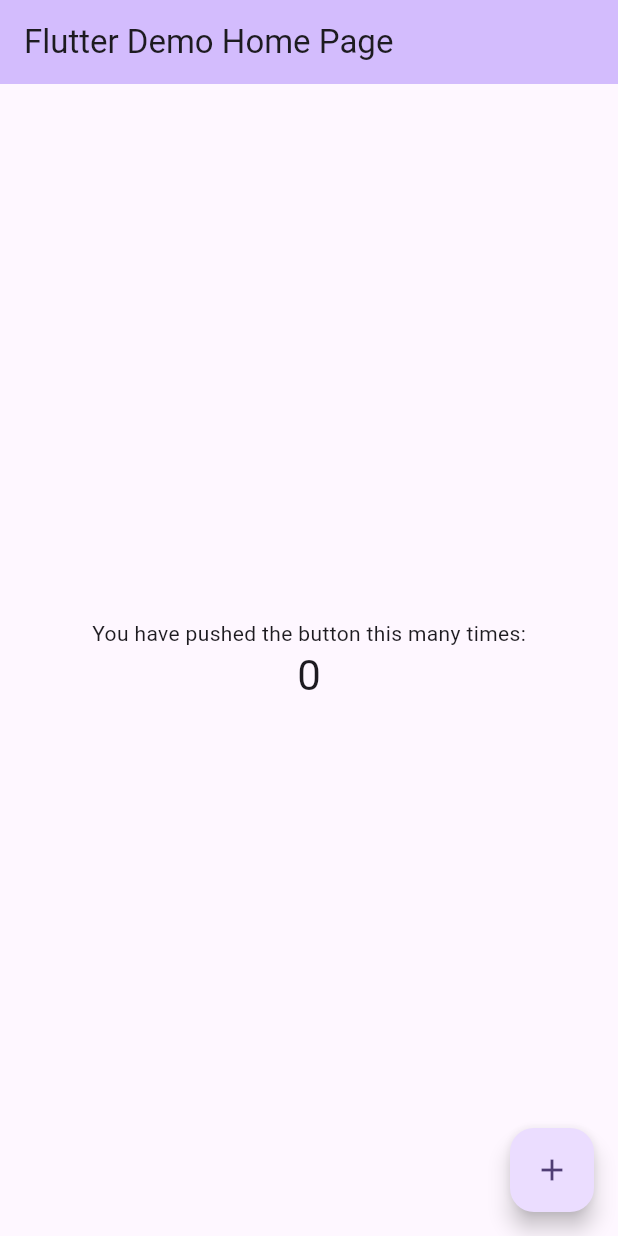
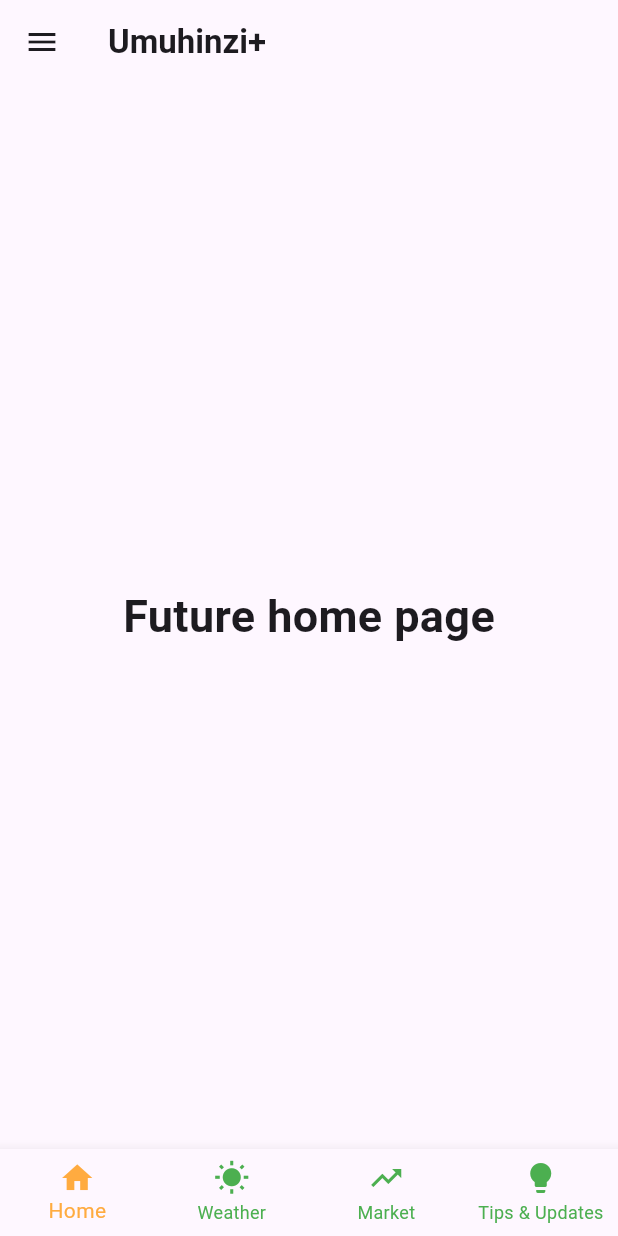
Before and after one commit to PrincipieCyupe/Umuhinzi_plus-App, a Flutter app: the screen it shows after launch, on a phone screen of 412 x 824 dp. Run offline on Flutter 3.47's test engine with Material 3 defaults, Android fonts, the phone set to English and light mode, and no system bars.

Commit message:
Entry point of the main.dart file

```diff
--- a/lib/main.dart
+++ b/lib/main.dart
@@ -1,121 +1,66 @@
 import 'package:flutter/material.dart';
 
 void main() {
-  runApp(const MyApp());
+  runApp(const Home());
 }
 
-class MyApp extends StatelessWidget {
-  const MyApp({super.key});
+class Home extends StatelessWidget {
+  const Home({super.key});
 
-  // This widget is the root of your application.
   @override
   Widget build(BuildContext context) {
-    return MaterialApp(
-      title: 'Flutter Demo',
-      theme: ThemeData(
-        // This is the theme of your application.
-        //
-        // TRY THIS: Try running your application with "flutter run". You'll see
-        // the application has a purple toolbar. Then, without quitting the app,
-        // try changing the seedColor in the colorScheme below to Colors.green
-        // and then invoke "hot reload" (save your changes or press the "hot
-        // reload" button in a Flutter-supported IDE, or press "r" if you used
-        // the command line to start the app).
-        //
-        // Notice that the counter didn't reset back to zero; the application
-        // state is not lost during the reload. To reset the state, use hot
-        // restart instead.
-        //
-        // This works for code too, not just values: Most code changes can be
-        // tested with just a hot reload.
-        colorScheme: .fromSeed(seedColor: Colors.deepPurple),
-      ),
-      home: const MyHomePage(title: 'Flutter Demo Home Page'),
-    );
+    return MaterialApp(debugShowCheckedModeBanner: false, home: HomeContent());
   }
 }
 
-class MyHomePage extends StatefulWidget {
-  const MyHomePage({super.key, required this.title});
-
-  // This widget is the home page of your application. It is stateful, meaning
-  // that it has a State object (defined below) that contains fields that affect
-  // how it looks.
-
-  // This class is the configuration for the state. It holds the values (in this
-  // case the title) provided by the parent (in this case the App widget) and
-  // used by the build method of the State. Fields in a Widget subclass are
-  // always marked "final".
-
-  final String title;
+class HomeContent extends StatefulWidget {
+  const HomeContent({super.key});
 
   @override
-  State<MyHomePage> createState() => _MyHomePageState();
+  State<HomeContent> createState() => _HomeContentState();
 }
 
-class _MyHomePageState extends State<MyHomePage> {
-  int _counter = 0;
+class _HomeContentState extends State<HomeContent> {
+  static List<TextStyle> appstyle = [
+    TextStyle(fontWeight: FontWeight.bold),
+    TextStyle(fontSize: 30, fontWeight: FontWeight.bold),
+  ];
+  List<Widget> laterwidgets = [
+    Text("Future home page", style: appstyle[1]),
+    Text("Future Weather page", style: appstyle[1]),
+    Text("Future Market page", style: appstyle[1]),
+    Text("Future Tips and Update page", style: appstyle[1]),
+  ];
+  List<String> items = ["Home", "Weather", "Market", "Tips & Updates"];
 
-  void _incrementCounter() {
+  int _selectedIndex = 0;
+  void _onTapped(int index) {
     setState(() {
-      // This call to setState tells the Flutter framework that something has
-      // changed in this State, which causes it to rerun the build method below
-      // so that the display can reflect the updated values. If we changed
-      // _counter without calling setState(), then the build method would not be
-      // called again, and so nothing would appear to happen.
-      _counter++;
+      _selectedIndex = index;
     });
   }
 
   @override
   Widget build(BuildContext context) {
-    // This method is rerun every time setState is called, for instance as done
-    // by the _incrementCounter method above.
-    //
-    // The Flutter framework has been optimized to make rerunning build methods
-    // fast, so that you can just rebuild anything that needs updating rather
-    // than having to individually change instances of widgets.
     return Scaffold(
-      appBar: AppBar(
-        // TRY THIS: Try changing the color here to a specific color (to
-        // Colors.amber, perhaps?) and trigger a hot reload to see the AppBar
-        // change color while the other colors stay the same.
-        backgroundColor: Theme.of(context).colorScheme.inversePrimary,
-        // Here we take the value from the MyHomePage object that was created by
-        // the App.build method, and use it to set our appbar title.
-        title: Text(widget.title),
-      ),
-      body: Center(
-        // Center is a layout widget. It takes a single child and positions it
-        // in the middle of the parent.
-        child: Column(
-          // Column is also a layout widget. It takes a list of children and
-          // arranges them vertically. By default, it sizes itself to fit its
-          // children horizontally, and tries to be as tall as its parent.
-          //
-          // Column has various properties to control how it sizes itself and
-          // how it positions its children. Here we use mainAxisAlignment to
-          // center the children vertically; the main axis here is the vertical
-          // axis because Columns are vertical (the cross axis would be
-          // horizontal).
-          //
-          // TRY THIS: Invoke "debug painting" (choose the "Toggle Debug Paint"
-          // action in the IDE, or press "p" in the console), to see the
-          // wireframe for each widget.
-          mainAxisAlignment: .center,
-          children: [
-            const Text('You have pushed the button this many times:'),
-            Text(
-              '$_counter',
-              style: Theme.of(context).textTheme.headlineMedium,
-            ),
-          ],
-        ),
-      ),
-      floatingActionButton: FloatingActionButton(
-        onPressed: _incrementCounter,
-        tooltip: 'Increment',
-        child: const Icon(Icons.add),
+      drawer: Drawer(),
+      body: Center(child: laterwidgets.elementAt(_selectedIndex)),
+      appBar: AppBar(title: Text("Umuhinzi+", style: appstyle[0])),
+      bottomNavigationBar: BottomNavigationBar(
+        type: BottomNavigationBarType.fixed,
+        items: [
+          BottomNavigationBarItem(icon: Icon(Icons.home), label: items[0]),
+          BottomNavigationBarItem(icon: Icon(Icons.wb_sunny), label: items[1]),
+          BottomNavigationBarItem(
+            icon: Icon(Icons.trending_up),
+            label: items[2],
+          ),
+          BottomNavigationBarItem(icon: Icon(Icons.lightbulb), label: items[3]),
+        ],
+        currentIndex: _selectedIndex,
+        onTap: _onTapped,
+        unselectedItemColor: Colors.green,
+        selectedItemColor: Colors.orangeAccent,
       ),
     );
   }
```
